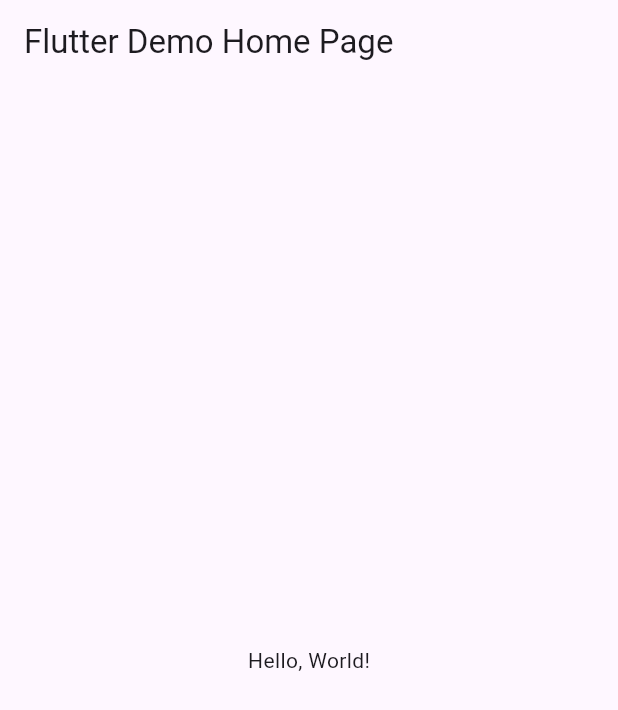
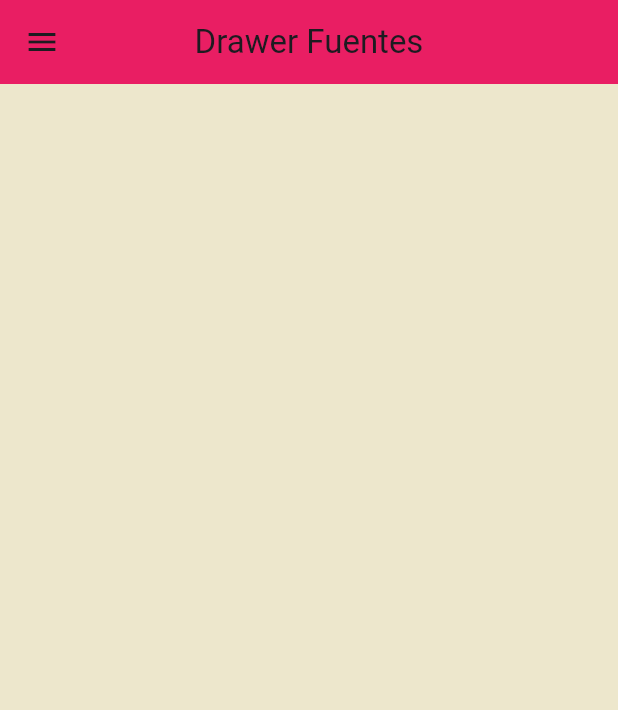
Before and after one commit to BerthaAreliFuentesRodriguez/p9_Drawer_6J, a Flutter app: the screen it shows after launch, on a phone screen of 412 x 824 dp. Shown: the top 710 px of the screen. Run offline on Flutter 3.47's test engine with Material 3 defaults, Android fonts, the phone set to English and light mode, and no system bars.

Commit message:
drawer actualizado

```diff
--- a/lib/main.dart
+++ b/lib/main.dart
@@ -1,43 +1,126 @@
 import 'package:flutter/material.dart';
 
-void main() => runApp(MyApp());
+void main() => runApp(const MiDrawerFuentes());
 
-class MyApp extends StatelessWidget {
-  const MyApp({super.key});
-  // This widget is the root of your application.
+class MiDrawerFuentes extends StatelessWidget {
+  const MiDrawerFuentes({Key? key}) : super(key: key);
+
   @override
   Widget build(BuildContext context) {
     return MaterialApp(
-      // Application name
-      title: 'Flutter Hello World',
-      // Application theme data, you can set the colors for the application as
-      // you want
-      theme: ThemeData(
-        // useMaterial3: true,
-        primarySwatch: Colors.blue,
-      ),
-      // A widget which will be started on application startup
-      home: MyHomePage(title: 'Flutter Demo Home Page'),
-    );
+        debugShowCheckedModeBanner: false,
+        home: Scaffold(
+          appBar: AppBar(
+            title: const Text("Drawer Fuentes"),
+            centerTitle: true,
+            backgroundColor: Colors.pink,
+          ),
+          backgroundColor: const Color(0xffede7cc),
+          drawer: Drawer(
+            child: ListView(
+              padding: EdgeInsets.zero,
+              children: [
+                UserAccountsDrawerHeader(
+                  accountName: Text("Tienda de comics"),
+                  accountEmail: Text("a.21308051280465@cbtis128.edu.mx"),
+                  currentAccountPicture: CircleAvatar(
+                    backgroundImage: NetworkImage(
+                        "https://raw.githubusercontent.com/BerthaAreliFuentesRodriguez/practica1_6J_IOS/main/p9_drawer/icon.jpeg"),
+                  ),
+                  decoration: BoxDecoration(
+                    image: DecorationImage(
+                      image: NetworkImage(
+                        "https://raw.githubusercontent.com/BerthaAreliFuentesRodriguez/practica1_6J_IOS/main/p9_drawer/fondo.avif",
+                      ),
+                      fit: BoxFit.fill,
+                    ),
+                  ),
+                  otherAccountsPictures: [
+                    CircleAvatar(
+                      backgroundColor: Colors.white,
+                      backgroundImage: NetworkImage(
+                          "https://raw.githubusercontent.com/BerthaAreliFuentesRodriguez/practica1_6J_IOS/main/p9_drawer/icon1.jpg"),
+                    ),
+                    CircleAvatar(
+                      backgroundColor: Colors.white,
+                      backgroundImage: NetworkImage(
+                          "https://raw.githubusercontent.com/BerthaAreliFuentesRodriguez/practica1_6J_IOS/main/p9_drawer/icon2.jpg"),
+                    ),
+                  ],
+                ),
+                ListTile(
+                  leading: Icon(
+                    Icons.account_box_sharp,
+                    color: Color(0xff572c10),
+                  ),
+                  title: Text(
+                    "Usuarios",
+                    style: TextStyle(fontWeight: FontWeight.bold),
+                  ),
+                ),
+                ListTile(
+                  leading: Icon(
+                    Icons.account_tree_sharp,
+                    color: Color(0xff0e3821),
+                  ),
+                  title: Text(
+                    "Empleados",
+                    style: TextStyle(fontWeight: FontWeight.bold),
+                  ),
+                ),
+                ListTile(
+                  leading: Icon(
+                    Icons.add_moderator_sharp,
+                    color: Color(0xff572c10),
+                  ),
+                  title: Text(
+                    "Seguridad y terminos",
+                    style: TextStyle(fontWeight: FontWeight.bold),
+                  ),
+                ),
+                ListTile(
+                  leading: Icon(
+                    Icons.archive_rounded,
+                    color: Color(0xff572c10),
+                  ),
+                  title: Text(
+                    "Productos",
+                    style: TextStyle(fontWeight: FontWeight.bold),
+                  ),
+                ),
+                ListTile(
+                  leading: Icon(
+                    Icons.card_membership_sharp,
+                    color: Color(0xff572c10),
+                  ),
+                  title: Text(
+                    "Ventas",
+                    style: TextStyle(fontWeight: FontWeight.bold),
+                  ),
+                ),
+                ListTile(
+                  leading: Icon(
+                    Icons.car_rental_sharp,
+                    color: Color(0xff572c10),
+                  ),
+                  title: Text(
+                    "Compras",
+                    style: TextStyle(fontWeight: FontWeight.bold),
+                  ),
+                ),
+                ListTile(
+                  leading: Icon(
+                    Icons.note_alt,
+                    color: Color(0xff572c10),
+                  ),
+                  title: Text(
+                    "Cerrar sesion",
+                    style: TextStyle(fontWeight: FontWeight.bold),
+                  ),
+                ),
+              ],
+            ),
+          ),
+        ));
   }
 }
-
-class MyHomePage extends StatelessWidget {
-  final String title;
-  const MyHomePage({super.key, required this.title});
-
-  @override
-  Widget build(BuildContext context) {
-    return Scaffold(
-      appBar: AppBar(
-        // The title text which will be shown on the action bar
-        title: Text(title),
-      ),
-      body: Center(
-        child: Text(
-          'Hello, World!',
-        ),
-      ),
-    );
-  }
-}
```
Also changed, not shown: 1 other file.
